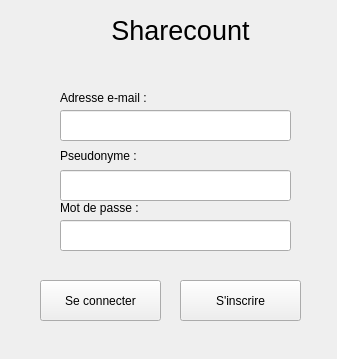
Obsywon/ShareCount, file inscription.ui: the form before one commit.
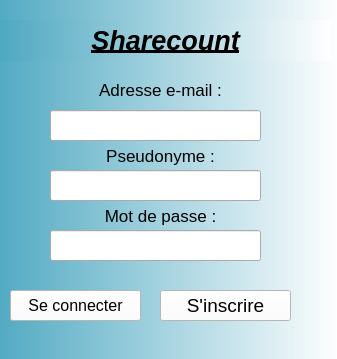
The form after the commit.

The edit to the form file:
```diff
--- a/inscription.ui
+++ b/inscription.ui
@@ -16,25 +16,43 @@
   <widget class="QLabel" name="l_Pseudo_2">
    <property name="geometry">
     <rect>
-     <x>60</x>
-     <y>130</y>
-     <width>111</width>
-     <height>51</height>
+     <x>20</x>
+     <y>140</y>
+     <width>281</width>
+     <height>31</height>
     </rect>
    </property>
+   <property name="font">
+    <font>
+     <pointsize>13</pointsize>
+    </font>
+   </property>
    <property name="text">
     <string>Pseudonyme :</string>
    </property>
+   <property name="alignment">
+    <set>Qt::AlignCenter</set>
+   </property>
   </widget>
   <widget class="QPushButton" name="inscrire">
    <property name="geometry">
     <rect>
-     <x>180</x>
-     <y>280</y>
-     <width>121</width>
-     <height>41</height>
+     <x>160</x>
+     <y>290</y>
+     <width>131</width>
+     <height>31</height>
     </rect>
    </property>
+   <property name="font">
+    <font>
+     <pointsize>14</pointsize>
+    </font>
+   </property>
+   <property name="styleSheet">
+    <string notr="true">background-color: rgb(255, 255, 255);
+color: rgb(0, 0, 0);
+border-color: rgb(0, 0, 0);</string>
+   </property>
    <property name="text">
     <string>S'inscrire</string>
    </property>
@@ -42,9 +60,9 @@
   <widget class="QLineEdit" name="in_pseudo">
    <property name="geometry">
     <rect>
-     <x>60</x>
+     <x>50</x>
      <y>170</y>
-     <width>231</width>
+     <width>211</width>
      <height>31</height>
     </rect>
    </property>
@@ -52,34 +70,48 @@
   <widget class="QLabel" name="label_3">
    <property name="geometry">
     <rect>
-     <x>60</x>
+     <x>20</x>
      <y>200</y>
-     <width>121</width>
-     <height>16</height>
+     <width>281</width>
+     <height>31</height>
     </rect>
    </property>
+   <property name="font">
+    <font>
+     <pointsize>13</pointsize>
+    </font>
+   </property>
    <property name="text">
     <string>Mot de passe :</string>
    </property>
+   <property name="alignment">
+    <set>Qt::AlignCenter</set>
+   </property>
   </widget>
   <widget class="QLabel" name="label_4">
    <property name="geometry">
     <rect>
-     <x>10</x>
-     <y>10</y>
-     <width>341</width>
+     <x>0</x>
+     <y>20</y>
+     <width>331</width>
      <height>41</height>
     </rect>
    </property>
    <property name="font">
     <font>
      <pointsize>20</pointsize>
-     <weight>50</weight>
-     <bold>false</bold>
+     <weight>75</weight>
+     <italic>true</italic>
+     <bold>true</bold>
+     <underline>true</underline>
     </font>
    </property>
    <property name="autoFillBackground">
-    <bool>true</bool>
+    <bool>false</bool>
+   </property>
+   <property name="styleSheet">
+    <string notr="true">background-color: qlineargradient(spread:pad, x1:0, y1:0, x2:1, y2:0, stop:0 rgba(78, 168, 193, 255), stop:1 rgba(255, 255, 255, 255));
+color: rgb(0, 0, 0);</string>
    </property>
    <property name="text">
     <string>Sharecount</string>
@@ -94,9 +126,9 @@
   <widget class="QLineEdit" name="in_email">
    <property name="geometry">
     <rect>
-     <x>60</x>
+     <x>50</x>
      <y>110</y>
-     <width>231</width>
+     <width>211</width>
      <height>31</height>
     </rect>
    </property>
@@ -104,9 +136,9 @@
   <widget class="QLineEdit" name="in_mdp">
    <property name="geometry">
     <rect>
-     <x>60</x>
-     <y>220</y>
-     <width>231</width>
+     <x>50</x>
+     <y>230</y>
+     <width>211</width>
      <height>31</height>
     </rect>
    </property>
@@ -115,17 +147,28 @@
    </property>
   </widget>
   <widget class="QLabel" name="label_5">
+   <property name="enabled">
+    <bool>true</bool>
+   </property>
    <property name="geometry">
     <rect>
-     <x>60</x>
-     <y>90</y>
-     <width>121</width>
-     <height>16</height>
+     <x>10</x>
+     <y>80</y>
+     <width>301</width>
+     <height>20</height>
     </rect>
    </property>
+   <property name="font">
+    <font>
+     <pointsize>13</pointsize>
+    </font>
+   </property>
    <property name="text">
     <string>Adresse e-mail :</string>
    </property>
+   <property name="alignment">
+    <set>Qt::AlignCenter</set>
+   </property>
   </widget>
   <widget class="QLabel" name="in_erreur">
    <property name="geometry">
@@ -143,16 +186,53 @@
   <widget class="QPushButton" name="connecter">
    <property name="geometry">
     <rect>
-     <x>40</x>
-     <y>280</y>
-     <width>121</width>
-     <height>41</height>
+     <x>10</x>
+     <y>290</y>
+     <width>131</width>
+     <height>31</height>
     </rect>
    </property>
+   <property name="font">
+    <font>
+     <pointsize>12</pointsize>
+    </font>
+   </property>
+   <property name="styleSheet">
+    <string notr="true">background-color: rgb(255, 255, 255);
+color: rgb(0, 0, 0);
+border-color: rgb(0, 0, 0);</string>
+   </property>
    <property name="text">
     <string>Se connecter</string>
    </property>
   </widget>
+  <widget class="QLabel" name="label_6">
+   <property name="geometry">
+    <rect>
+     <x>-10</x>
+     <y>-10</y>
+     <width>351</width>
+     <height>371</height>
+    </rect>
+   </property>
+   <property name="styleSheet">
+    <string notr="true">background-color: qlineargradient(spread:pad, x1:0, y1:0, x2:1, y2:0, stop:0 rgba(78, 168, 193, 255), stop:1 rgba(255, 255, 255, 255));</string>
+   </property>
+   <property name="text">
+    <string/>
+   </property>
+  </widget>
+  <zorder>label_6</zorder>
+  <zorder>l_Pseudo_2</zorder>
+  <zorder>inscrire</zorder>
+  <zorder>in_pseudo</zorder>
+  <zorder>label_3</zorder>
+  <zorder>label_4</zorder>
+  <zorder>in_email</zorder>
+  <zorder>in_mdp</zorder>
+  <zorder>label_5</zorder>
+  <zorder>in_erreur</zorder>
+  <zorder>connecter</zorder>
  </widget>
  <resources/>
  <connections/>
```
